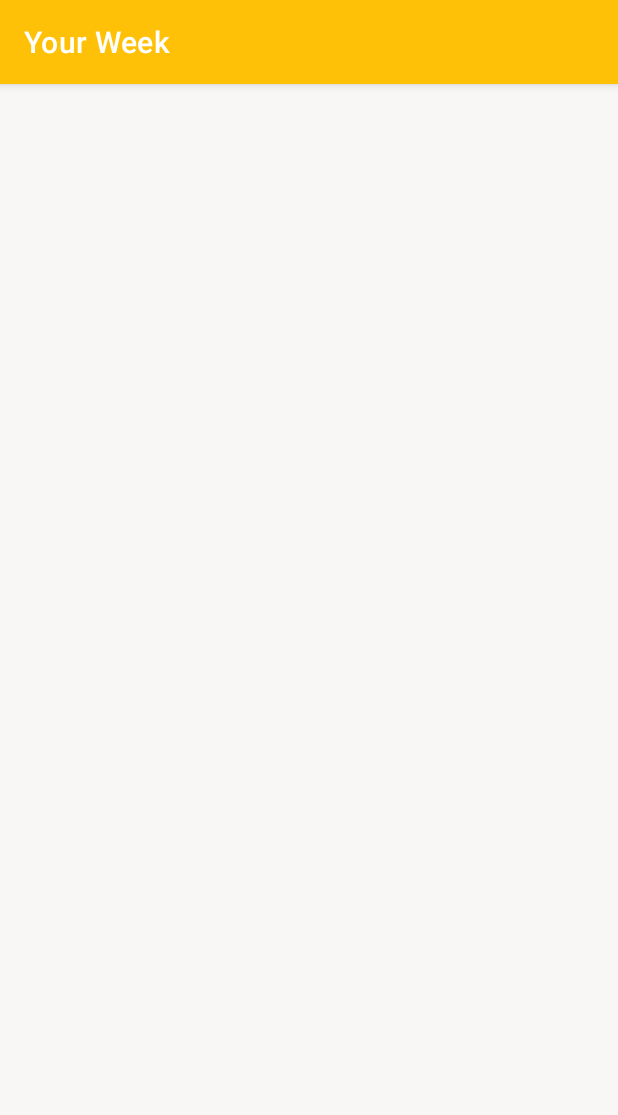
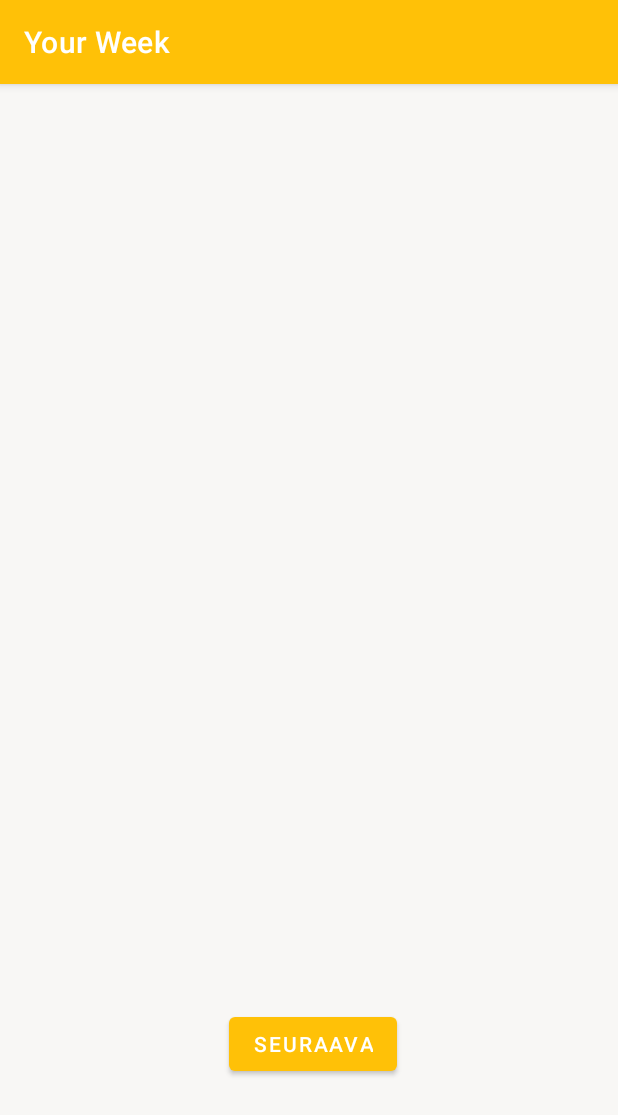
Before and after one commit to Pyrdee/your_Week, an Android app: the TIEDOT screen opened directly, with no data from a screen before it, on a phone screen of 412 x 824 dp. Shown: the top 1115 px of the screen. Run offline under Robolectric (Android 15) with nearby library versions, the phone set to English and light mode, and no system bars; Roboto replaces fonts that are not available here.

Commit message:
TIEDOT.java

```diff
--- a/app/src/main/res/layout/activity_t_i_e_d_o_t.xml
+++ b/app/src/main/res/layout/activity_t_i_e_d_o_t.xml
@@ -29,4 +29,14 @@
         android:layout_marginBottom="472dp"
         android:fontFamily="monospace"
         android:lineSpacingExtra="20sp" />
+
+    <Button
+        android:id="@+id/button"
+        android:layout_width="wrap_content"
+        android:layout_height="wrap_content"
+        android:layout_alignParentEnd="true"
+        android:layout_alignParentBottom="true"
+        android:layout_marginEnd="147dp"
+        android:layout_marginBottom="104dp"
+        android:text="Seuraava" />
 </RelativeLayout>
```
